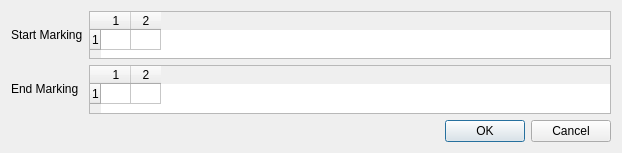
zettdaymond/opulus, file plugins/reachability/reachability.ui: the form before one commit.
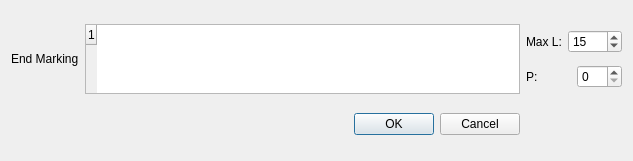
The form after the commit.

Commit message: Release module "Reachability". Very dirty solution of the system of linear equations - bruteforce.

Diff of the .ui file:
```diff
--- a/plugins/reachability/reachability.ui
+++ b/plugins/reachability/reachability.ui
@@ -6,8 +6,8 @@
    <rect>
     <x>0</x>
     <y>0</y>
-    <width>622</width>
-    <height>153</height>
+    <width>633</width>
+    <height>161</height>
    </rect>
   </property>
   <property name="sizePolicy">
@@ -20,19 +20,6 @@
    <string>Dialog</string>
   </property>
   <layout class="QGridLayout" name="gridLayout">
-   <item row="0" column="0">
-    <widget class="QLabel" name="label">
-     <property name="sizePolicy">
-      <sizepolicy hsizetype="Preferred" vsizetype="Fixed">
-       <horstretch>0</horstretch>
-       <verstretch>0</verstretch>
-      </sizepolicy>
-     </property>
-     <property name="text">
-      <string>Start Marking</string>
-     </property>
-    </widget>
-   </item>
    <item row="0" column="1">
     <widget class="QTableWidget" name="tableWidget_3">
      <property name="sizePolicy">
@@ -44,20 +31,20 @@
      <property name="minimumSize">
       <size>
        <width>0</width>
-       <height>30</height>
+       <height>40</height>
       </size>
      </property>
      <property name="maximumSize">
       <size>
        <width>16777215</width>
-       <height>50</height>
+       <height>70</height>
       </size>
      </property>
      <property name="rowCount">
       <number>1</number>
      </property>
      <property name="columnCount">
-      <number>2</number>
+      <number>0</number>
      </property>
      <attribute name="horizontalHeaderCascadingSectionResizes">
       <bool>false</bool>
@@ -78,12 +65,49 @@
       <number>20</number>
      </attribute>
      <row/>
-     <column/>
-     <column/>
     </widget>
    </item>
-   <item row="1" column="0">
-    <widget class="QLabel" name="label_2">
+   <item row="0" column="2">
+    <layout class="QVBoxLayout" name="verticalLayout">
+     <item>
+      <layout class="QHBoxLayout" name="horizontalLayout_2">
+       <item>
+        <widget class="QLabel" name="label">
+         <property name="text">
+          <string>Max L:</string>
+         </property>
+        </widget>
+       </item>
+       <item>
+        <widget class="QSpinBox" name="spinBoxMaxLaunch">
+         <property name="maximum">
+          <number>5000</number>
+         </property>
+         <property name="value">
+          <number>15</number>
+         </property>
+        </widget>
+       </item>
+      </layout>
+     </item>
+     <item>
+      <layout class="QHBoxLayout" name="horizontalLayout">
+       <item>
+        <widget class="QLabel" name="label_PNumber">
+         <property name="text">
+          <string>P:</string>
+         </property>
+        </widget>
+       </item>
+       <item>
+        <widget class="QSpinBox" name="spinBoxPNumber"/>
+       </item>
+      </layout>
+     </item>
+    </layout>
+   </item>
+   <item row="0" column="0">
+    <widget class="QLabel" name="label_EndMrk">
      <property name="sizePolicy">
       <sizepolicy hsizetype="Preferred" vsizetype="Fixed">
        <horstretch>0</horstretch>
@@ -96,55 +120,6 @@
     </widget>
    </item>
    <item row="1" column="1">
-    <widget class="QTableWidget" name="tableWidget_2">
-     <property name="sizePolicy">
-      <sizepolicy hsizetype="Expanding" vsizetype="Fixed">
-       <horstretch>0</horstretch>
-       <verstretch>0</verstretch>
-      </sizepolicy>
-     </property>
-     <property name="minimumSize">
-      <size>
-       <width>0</width>
-       <height>30</height>
-      </size>
-     </property>
-     <property name="maximumSize">
-      <size>
-       <width>16777215</width>
-       <height>50</height>
-      </size>
-     </property>
-     <property name="rowCount">
-      <number>1</number>
-     </property>
-     <property name="columnCount">
-      <number>2</number>
-     </property>
-     <attribute name="horizontalHeaderCascadingSectionResizes">
-      <bool>false</bool>
-     </attribute>
-     <attribute name="horizontalHeaderDefaultSectionSize">
-      <number>30</number>
-     </attribute>
-     <attribute name="horizontalHeaderMinimumSectionSize">
-      <number>20</number>
-     </attribute>
-     <attribute name="horizontalHeaderShowSortIndicator" stdset="0">
-      <bool>false</bool>
-     </attribute>
-     <attribute name="horizontalHeaderStretchLastSection">
-      <bool>false</bool>
-     </attribute>
-     <attribute name="verticalHeaderDefaultSectionSize">
-      <number>20</number>
-     </attribute>
-     <row/>
-     <column/>
-     <column/>
-    </widget>
-   </item>
-   <item row="2" column="0" colspan="2">
     <widget class="QDialogButtonBox" name="buttonBox">
      <property name="orientation">
       <enum>Qt::Horizontal</enum>
```
Left out of the diff: 12 changed lines with no effect on the pictures. The commit also changes 6 other files.
